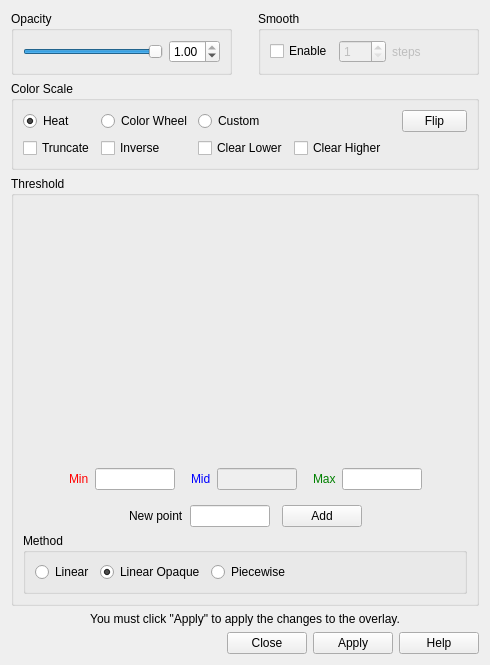
Above: freeview/WindowConfigureOverlay.ui from neurodebian/freesurfer before the change. Below: the same form after it.
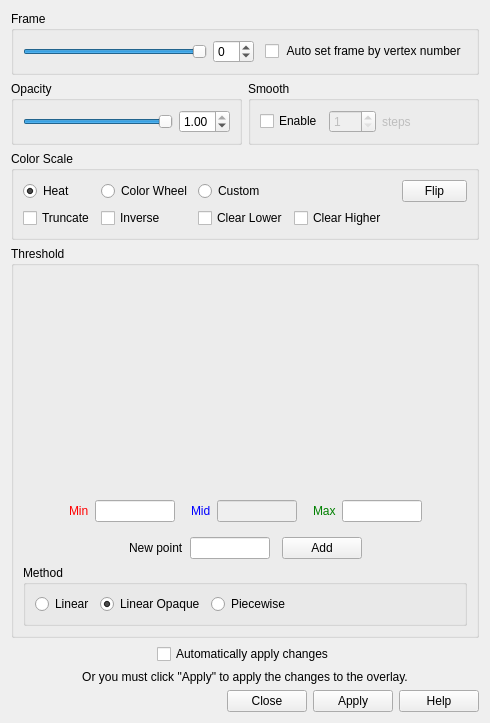
That is the form after the change. Custom widgets are drawn as their Qt base class.

The edit to the form file:
```diff
--- a/freeview/WindowConfigureOverlay.ui
+++ b/freeview/WindowConfigureOverlay.ui
@@ -7,7 +7,7 @@
     <x>0</x>
     <y>0</y>
     <width>490</width>
-    <height>665</height>
+    <height>723</height>
    </rect>
   </property>
   <property name="windowTitle">
@@ -15,17 +15,14 @@
   </property>
   <layout class="QVBoxLayout" name="verticalLayout_2">
    <item>
-    <layout class="QHBoxLayout" name="horizontalLayout_4">
-     <property name="spacing">
-      <number>26</number>
-     </property>
+    <layout class="QGridLayout" name="gridLayout_2">
      <property name="leftMargin">
       <number>0</number>
      </property>
      <property name="topMargin">
       <number>0</number>
      </property>
-     <item>
+     <item row="1" column="0">
       <widget class="QGroupBox" name="groupBox">
        <property name="title">
         <string>Opacity</string>
@@ -60,7 +57,7 @@
        </layout>
       </widget>
      </item>
-     <item>
+     <item row="1" column="1">
       <widget class="QGroupBox" name="groupBox_5">
        <property name="title">
         <string>Smooth</string>
@@ -112,6 +109,58 @@
        </layout>
       </widget>
      </item>
+     <item row="0" column="0" colspan="2">
+      <widget class="QGroupBox" name="groupBoxFrame">
+       <property name="title">
+        <string>Frame</string>
+       </property>
+       <layout class="QHBoxLayout" name="horizontalLayout_4" stretch="0,0,0,0">
+        <item>
+         <widget class="QSlider" name="sliderFrame">
+          <property name="maximum">
+           <number>100</number>
+          </property>
+          <property name="value">
+           <number>100</number>
+          </property>
+          <property name="orientation">
+           <enum>Qt::Horizontal</enum>
+          </property>
+         </widget>
+        </item>
+        <item>
+         <widget class="QSpinBox" name="spinBoxFrame">
+          <property name="wrapping">
+           <bool>true</bool>
+          </property>
+         </widget>
+        </item>
+        <item>
+         <spacer name="horizontalSpacer_12">
+          <property name="orientation">
+           <enum>Qt::Horizontal</enum>
+          </property>
+          <property name="sizeType">
+           <enum>QSizePolicy::Fixed</enum>
+          </property>
+          <property name="sizeHint" stdset="0">
+           <size>
+            <width>5</width>
+            <height>5</height>
+           </size>
+          </property>
+         </spacer>
+        </item>
+        <item>
+         <widget class="QCheckBox" name="checkBoxAutoFrame">
+          <property name="text">
+           <string> Auto set frame by vertex number</string>
+          </property>
+         </widget>
+        </item>
+       </layout>
+      </widget>
+     </item>
     </layout>
    </item>
    <item>
@@ -479,10 +528,50 @@
      </layout>
     </widget>
    </item>
+   <item>
+    <layout class="QHBoxLayout" name="horizontalLayout_7">
+     <property name="topMargin">
+      <number>0</number>
+     </property>
+     <item>
+      <spacer name="horizontalSpacer_11">
+       <property name="orientation">
+        <enum>Qt::Horizontal</enum>
+       </property>
+       <property name="sizeHint" stdset="0">
+        <size>
+         <width>5</width>
+         <height>5</height>
+        </size>
+       </property>
+      </spacer>
+     </item>
+     <item>
+      <widget class="QCheckBox" name="checkBoxAutoApply">
+       <property name="text">
+        <string>Automatically apply changes</string>
+       </property>
+      </widget>
+     </item>
+     <item>
+      <spacer name="horizontalSpacer_7">
+       <property name="orientation">
+        <enum>Qt::Horizontal</enum>
+       </property>
+       <property name="sizeHint" stdset="0">
+        <size>
+         <width>5</width>
+         <height>5</height>
+        </size>
+       </property>
+      </spacer>
+     </item>
+    </layout>
+   </item>
    <item>
     <widget class="QLabel" name="label_4">
      <property name="text">
-      <string>You must click &quot;Apply&quot; to apply the changes to the overlay.</string>
+      <string>Or you must click &quot;Apply&quot; to apply the changes to the overlay.</string>
      </property>
      <property name="alignment">
       <set>Qt::AlignCenter</set>
```
Left out of the diff: 263 changed lines with no effect on the pictures.
